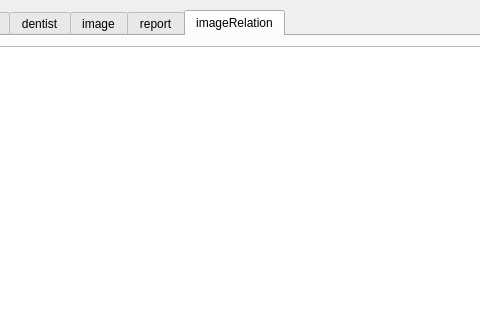
AndaCondaa/Dental_Imaging_SW_System, file Project/src/network/main_server/MainServer/mainserver.ui: the form before one commit; both pictures show x 462 to 942 and y 0 to 320 of the 1430 by 600 pixel window.
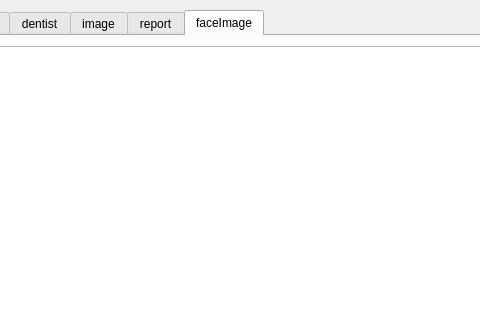
The form after the commit.

What changed in the file:
```diff
--- a/Project/src/network/main_server/MainServer/mainserver.ui
+++ b/Project/src/network/main_server/MainServer/mainserver.ui
@@ -97,7 +97,7 @@
    </widget>
    <widget class="QWidget" name="imageRelation">
     <attribute name="title">
-     <string>imageRelation</string>
+     <string>faceImage</string>
     </attribute>
     <widget class="QTableView" name="imageRelationTableView">
      <property name="geometry">
```
Left out of the diff: 4 changed lines with no effect on the pictures.
